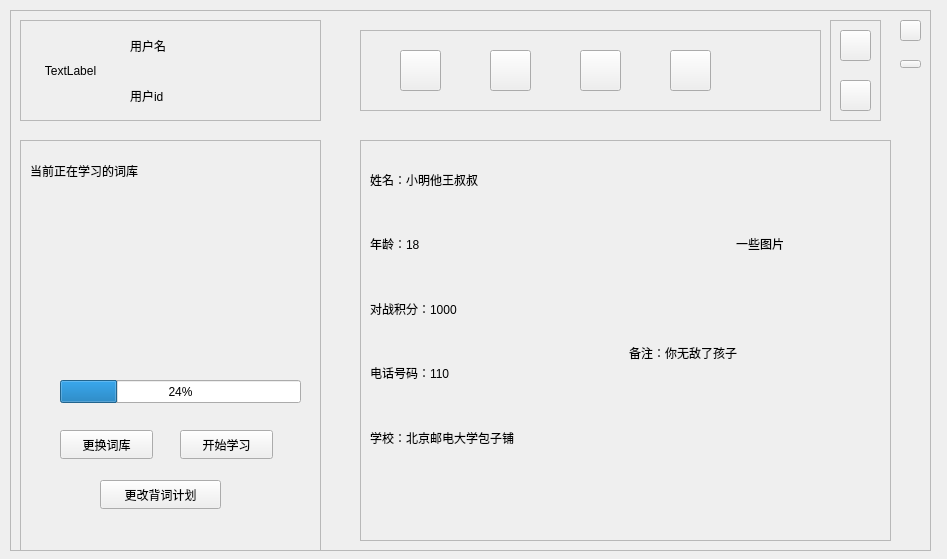
First picture: the form in student_main.ui, repository duoaidaoc/word-memorize-software, before the edit.
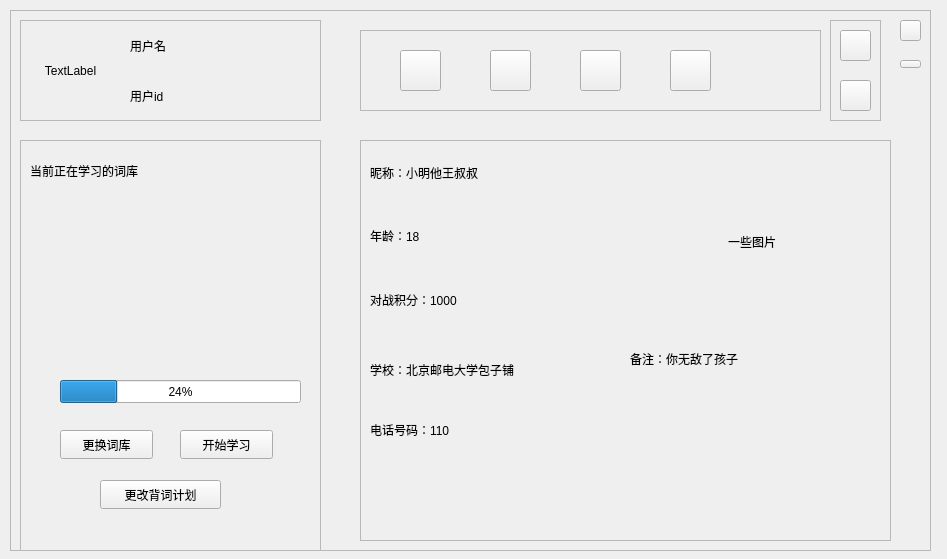
Second picture: the form after the edit. Custom widgets are drawn as their Qt base class.

Patch:
```diff
--- a/student_main.ui
+++ b/student_main.ui
@@ -248,27 +248,70 @@
       <property name="frameShadow">
        <enum>QFrame::Raised</enum>
       </property>
-      <widget class="QWidget" name="layoutWidget">
+      <widget class="QLabel" name="detail_say_label">
        <property name="geometry">
         <rect>
+         <x>270</x>
+         <y>210</y>
+         <width>250</width>
+         <height>184</height>
+        </rect>
+       </property>
+       <property name="text">
+        <string>备注：你无敌了孩子</string>
+       </property>
+       <property name="alignment">
+        <set>Qt::AlignLeading|Qt::AlignLeft|Qt::AlignTop</set>
+       </property>
+      </widget>
+      <widget class="QLabel" name="detail_age_label">
+       <property name="geometry">
+        <rect>
          <x>10</x>
-         <y>10</y>
-         <width>511</width>
-         <height>381</height>
+         <y>68</y>
+         <width>164</width>
+         <height>56</height>
         </rect>
        </property>
-       <layout class="QVBoxLayout" name="verticalLayout">
-        <item>
-         <layout class="QGridLayout" name="gridLayout">
-          <item row="0" column="0">
-           <widget class="QLabel" name="detail_nick_label">
             <property name="text">
-             <string>姓名：小明他王叔叔</string>
-            </property>
-           </widget>
-          </item>
-          <item row="0" column="2" rowspan="3">
+        <string>年龄：18</string>
+       </property>
+      </widget>
+      <widget class="QLabel" name="detail_rank_label">
+       <property name="geometry">
+        <rect>
+         <x>10</x>
+         <y>131</y>
+         <width>164</width>
+         <height>57</height>
+        </rect>
+       </property>
+       <property name="text">
+        <string>对战积分：1000</string>
+       </property>
+      </widget>
+      <widget class="QLabel" name="detail_school_label">
+       <property name="geometry">
+        <rect>
+         <x>10</x>
+         <y>200</y>
+         <width>250</width>
+         <height>59</height>
+        </rect>
+       </property>
+       <property name="text">
+        <string>学校：北京邮电大学包子铺</string>
+       </property>
+      </widget>
            <widget class="QLabel" name="detail_pic_label">
+       <property name="geometry">
+        <rect>
+         <x>310</x>
+         <y>10</y>
+         <width>164</width>
+         <height>184</height>
+        </rect>
+       </property>
             <property name="text">
              <string>一些图片</string>
             </property>
@@ -279,68 +322,31 @@
              <set>Qt::AlignCenter</set>
             </property>
            </widget>
-          </item>
-          <item row="1" column="1">
-           <spacer name="horizontalSpacer">
-            <property name="orientation">
-             <enum>Qt::Vertical</enum>
-            </property>
-            <property name="sizeType">
-             <enum>QSizePolicy::Preferred</enum>
-            </property>
-            <property name="sizeHint" stdset="0">
-             <size>
-              <width>20</width>
-              <height>40</height>
-             </size>
-            </property>
-           </spacer>
-          </item>
-          <item row="1" column="0">
-           <widget class="QLabel" name="detail_age_label">
+      <widget class="QLabel" name="detail_nick_label">
+       <property name="geometry">
+        <rect>
+         <x>10</x>
+         <y>4</y>
+         <width>221</width>
+         <height>57</height>
+        </rect>
+       </property>
             <property name="text">
-             <string>年龄：18</string>
-            </property>
-           </widget>
-          </item>
-          <item row="2" column="0">
-           <widget class="QLabel" name="detail_rank_label">
-            <property name="text">
-             <string>对战积分：1000</string>
-            </property>
-           </widget>
-          </item>
-         </layout>
-        </item>
-        <item>
-         <layout class="QGridLayout" name="gridLayout_2">
-          <item row="0" column="1" rowspan="3">
-           <widget class="QLabel" name="detail_say_label">
-            <property name="text">
-             <string>备注：你无敌了孩子</string>
-            </property>
-            <property name="alignment">
-             <set>Qt::AlignLeading|Qt::AlignLeft|Qt::AlignTop</set>
-            </property>
-           </widget>
-          </item>
-          <item row="0" column="0">
+        <string>昵称：小明他王叔叔</string>
+       </property>
+      </widget>
            <widget class="QLabel" name="detail_phone_label">
+       <property name="geometry">
+        <rect>
+         <x>10</x>
+         <y>260</y>
+         <width>250</width>
+         <height>59</height>
+        </rect>
+       </property>
             <property name="text">
              <string>电话号码：110</string>
             </property>
-           </widget>
-          </item>
-          <item row="1" column="0">
-           <widget class="QLabel" name="detail_school_label">
-            <property name="text">
-             <string>学校：北京邮电大学包子铺</string>
-            </property>
-           </widget>
-          </item>
-         </layout>
-        </item>
-       </layout>
       </widget>
      </widget>
     </widget>
```
Lines whose indentation alone changed are shown as unchanged.
